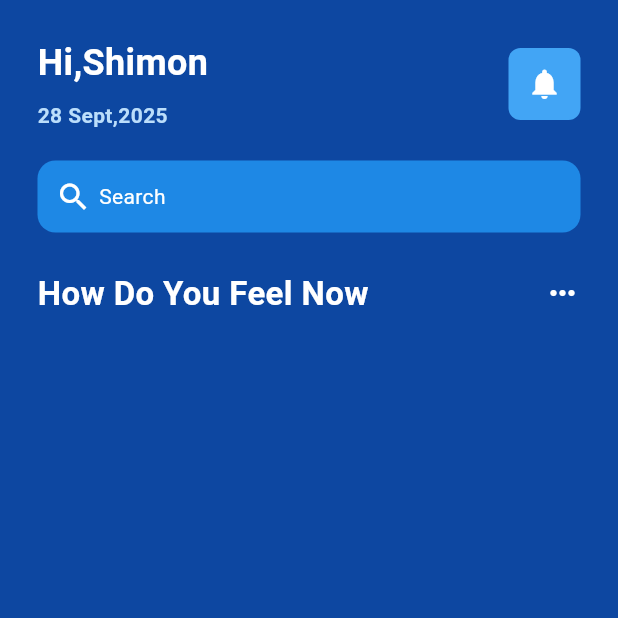
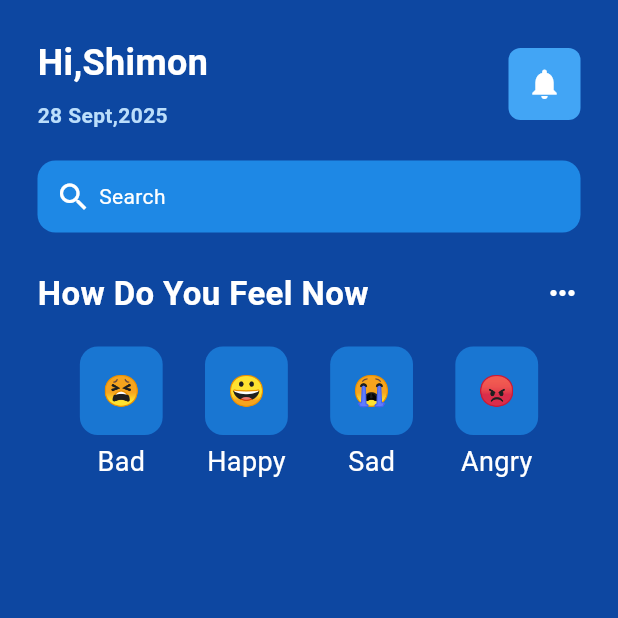
Before and after one commit to Shimon31/DashBoard-in-Flutter, a Flutter app: the screen it shows after launch, on a phone screen of 412 x 824 dp, the top half of it. Run offline on Flutter 3.47's test engine with Material 3 defaults, Android fonts, the phone set to English and light mode, and no system bars.

Commit message:
Emoji Added

```diff
--- a/lib/pages/my_home_page.dart
+++ b/lib/pages/my_home_page.dart
@@ -1,3 +1,4 @@
+import 'package:dashboard_design_flutter/util/emoji.dart';
 import 'package:flutter/cupertino.dart';
 import 'package:flutter/material.dart';
 
@@ -85,8 +86,43 @@ class _MyHomePageState extends State<MyHomePage> {
                       fontSize: 22,
                     ),
                   ),
-                  SizedBox(width: 5,),
-                  Icon(Icons.more_horiz,color: Colors.white,)
+                  SizedBox(width: 5),
+                  Icon(Icons.more_horiz, color: Colors.white),
+                ],
+              ),
+
+              SizedBox(height: 20),
+              Row(
+                mainAxisAlignment: MainAxisAlignment.spaceEvenly,
+                children: [
+                  Column(
+                    children: [
+                      Emoji(emoji: "😫"),
+                      SizedBox(height: 5,),
+                      Text("Bad",style: TextStyle(color: Colors.white,fontSize: 18),),
+                    ],
+                  ),
+                  Column(
+                    children: [
+                      Emoji(emoji: "😀"),
+                      SizedBox(height: 5,),
+                      Text("Happy",style: TextStyle(color: Colors.white,fontSize: 18),),
+                    ],
+                  ),
+                  Column(
+                    children: [
+                      Emoji(emoji: "😭"),
+                      SizedBox(height: 5,),
+                      Text("Sad",style: TextStyle(color: Colors.white,fontSize: 18),),
+                    ],
+                  ),
+                  Column(
+                    children: [
+                      Emoji(emoji: "😡"),
+                      SizedBox(height: 5,),
+                      Text("Angry",style: TextStyle(color: Colors.white,fontSize: 18),),
+                    ],
+                  ),
                 ],
               ),
             ],
--- /dev/null
+++ b/lib/util/emoji.dart
@@ -0,0 +1,21 @@
+import 'package:flutter/cupertino.dart';
+import 'package:flutter/material.dart';
+
+class Emoji extends StatelessWidget {
+
+  final String emoji;
+
+  const Emoji({super.key, required this.emoji});
+
+  @override
+  Widget build(BuildContext context) {
+    return Container(
+      padding: EdgeInsets.all(15),
+      decoration: BoxDecoration(
+        color: Colors.blue[700],
+        borderRadius: BorderRadius.circular(12),
+      ),
+      child: Center(child: Text(emoji,style: TextStyle(fontSize: 20))),
+    );
+  }
+}
```
